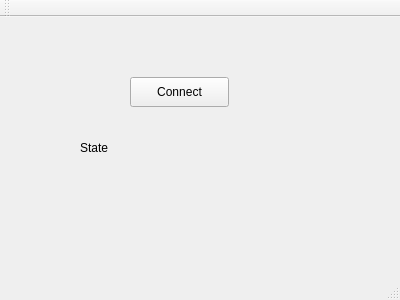
The window that ODBC3DatabaseConnection/mainwindow.ui (eeyribas/CPP-QT-Widgets-Applications) describes before a commit, drawn with Qt 5.
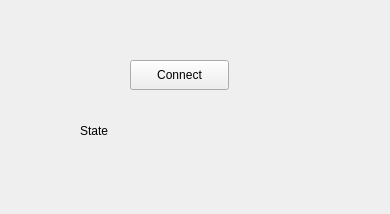
The same window after the commit.

What changed in the file:
```diff
--- a/ODBC3DatabaseConnection/mainwindow.ui
+++ b/ODBC3DatabaseConnection/mainwindow.ui
@@ -6,8 +6,8 @@
    <rect>
     <x>0</x>
     <y>0</y>
-    <width>400</width>
-    <height>300</height>
+    <width>390</width>
+    <height>214</height>
    </rect>
   </property>
   <property name="windowTitle">
@@ -41,25 +41,6 @@
     </property>
    </widget>
   </widget>
-  <widget class="QMenuBar" name="menuBar">
-   <property name="geometry">
-    <rect>
-     <x>0</x>
-     <y>0</y>
-     <width>400</width>
-     <height>28</height>
-    </rect>
-   </property>
-  </widget>
-  <widget class="QToolBar" name="mainToolBar">
-   <attribute name="toolBarArea">
-    <enum>TopToolBarArea</enum>
-   </attribute>
-   <attribute name="toolBarBreak">
-    <bool>false</bool>
-   </attribute>
-  </widget>
-  <widget class="QStatusBar" name="statusBar"/>
  </widget>
  <layoutdefault spacing="6" margin="11"/>
  <resources/>
```
